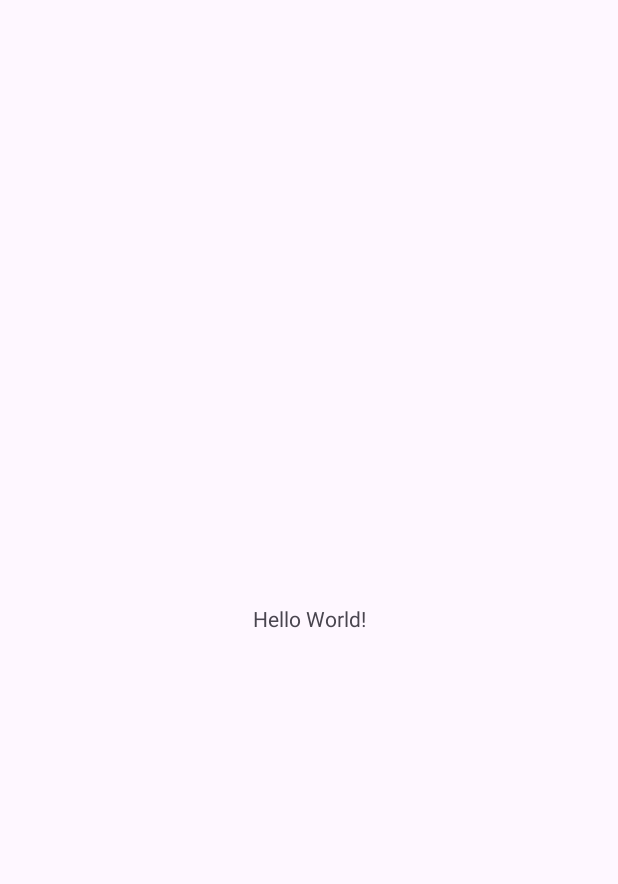
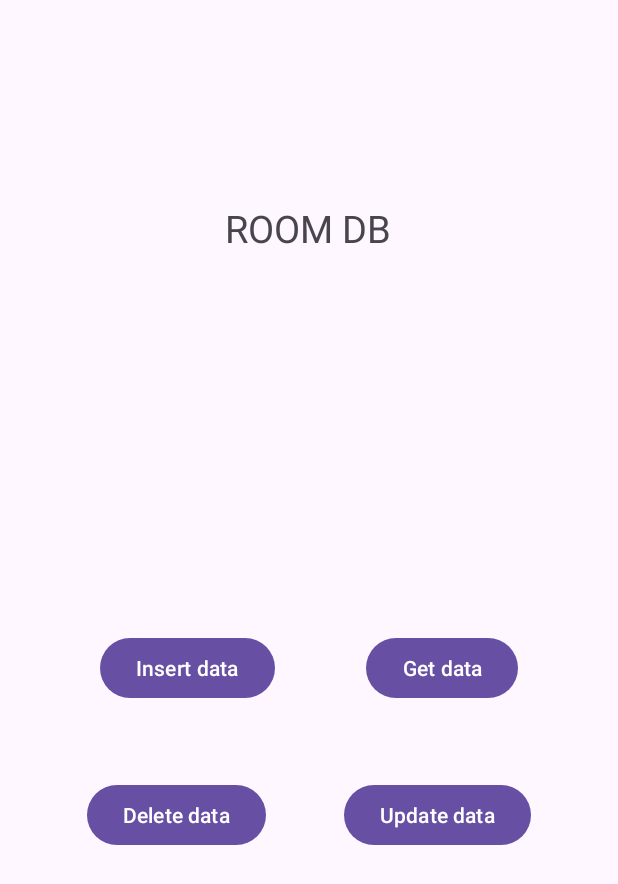
Before and after one commit to Dharmedra1606/roomDB2, an Android app: the screen it shows after launch (MainActivity), on a phone screen of 412 x 824 dp. Before the commit the part shown is almost empty. Shown: the top 884 px of the screen. Run offline under Robolectric (Android 15) with nearby library versions, the phone set to English and light mode, and no system bars.

Commit message:
crud operation , and recycler view of showing data items

```diff
--- a/app/build.gradle.kts
+++ b/app/build.gradle.kts
@@ -34,6 +34,9 @@ android {
     kotlinOptions {
         jvmTarget = "11"
     }
+    buildFeatures {
+        viewBinding = true
+    }
 }
 
 dependencies {
--- a/app/src/main/AndroidManifest.xml
+++ b/app/src/main/AndroidManifest.xml
@@ -12,8 +12,10 @@
         android:supportsRtl="true"
         android:theme="@style/Theme.RoomDB2"
         tools:targetApi="31">
+        <activity android:name=".view.user.UsersActivity"
+            android:exported="false"/>
         <activity
-            android:name=".MainActivity"
+            android:name=".view.mainactivity.MainActivity"
             android:exported="true">
             <intent-filter>
                 <action android:name="android.intent.action.MAIN" />
--- a/app/src/main/java/com/example/roomdb2/MainActivity.kt
+++ /dev/null
@@ -1,50 +0,0 @@
-package com.example.roomdb2
-
-import android.os.Bundle
-import android.util.Log
-import androidx.activity.enableEdgeToEdge
-import androidx.activity.viewModels
-import androidx.appcompat.app.AppCompatActivity
-import androidx.core.view.ViewCompat
-import androidx.core.view.WindowInsetsCompat
-import com.example.roomdb2.model.User
-import com.example.roomdb2.repository.UserDao
-import com.example.roomdb2.view.RoomDBViewModel
-import kotlinx.coroutines.Dispatchers
-import kotlinx.coroutines.GlobalScope
-import kotlinx.coroutines.launch
-
-class MainActivity : AppCompatActivity() {
-    lateinit var db: UserDao
-//    private val roomDBViewModel: RoomDBViewModel by viewModels()
-    private val roomDBViewModel: RoomDBViewModel by lazy {
-        RoomDBViewModel()
-}
-    override fun onCreate(savedInstanceState: Bundle?) {
-        super.onCreate(savedInstanceState)
-        enableEdgeToEdge()
-        setContentView(R.layout.activity_main)
-        ViewCompat.setOnApplyWindowInsetsListener(findViewById(R.id.main)) { v, insets ->
-            val systemBars = insets.getInsets(WindowInsetsCompat.Type.systemBars())
-            v.setPadding(systemBars.left, systemBars.top, systemBars.right, systemBars.bottom)
-            insets
-        }
-
-//        db= UserDatabase.getInstance(this@MainActivity).getDB()
-//
-//        GlobalScope.launch(Dispatchers.IO) {
-//            db.insertUser(User(0, "Dharmendra", 20))
-//        }
-//        GlobalScope.launch(Dispatchers.Main) {
-//            val users = db.getAllUsers()
-//            users.forEach {
-//                Log.d("TAG", it.name)
-//            }
-//        }
-
-        roomDBViewModel.insertUser(this@MainActivity, User(0, "Dharmendra", 20))
-        roomDBViewModel.getAllUsers(this@MainActivity)
-
-
-    }
-}
--- a/app/src/main/java/com/example/roomdb2/UserDatabase.kt
+++ b/app/src/main/java/com/example/roomdb2/UserDatabase.kt
@@ -19,7 +19,7 @@ abstract class UserDatabase: RoomDatabase(){
                     INSTANCE = androidx.room.Room.databaseBuilder(
                         context.applicationContext,
                         UserDatabase::class.java,
-                        "user").build()
+                        "user_table").build()
                     return INSTANCE as UserDatabase
                 }
         }
--- a/app/src/main/java/com/example/roomdb2/model/User.kt
+++ b/app/src/main/java/com/example/roomdb2/model/User.kt
@@ -2,12 +2,12 @@ package com.example.roomdb2.model
 
 import androidx.room.Entity
 import androidx.room.PrimaryKey
+import java.io.Serializable
 
 @Entity(tableName = "user")
 data class User(
     @PrimaryKey(autoGenerate = true)
-    val id: Int = 0,
+    val id: Int,
     val name:String,
     val age:Int
-
-)
+): Serializable
--- a/app/src/main/java/com/example/roomdb2/repository/UserDao.kt
+++ b/app/src/main/java/com/example/roomdb2/repository/UserDao.kt
@@ -2,15 +2,26 @@ package com.example.roomdb2.repository
 
 import androidx.room.Dao
 import androidx.room.Insert
+import androidx.room.OnConflictStrategy
 import androidx.room.Query
 import com.example.roomdb2.model.User
+import java.util.ArrayList
 
 @Dao
 interface UserDao {
 
-    @Insert
+    @Insert(onConflict = OnConflictStrategy.REPLACE)
     suspend fun insertUser(user: User)
 
     @Query("SELECT * FROM user")
     suspend fun getAllUsers(): List<User>
+
+    @Query("DELETE FROM user where age=:age")
+    suspend fun deleteUser(age:Int)
+
+
+    @Query("UPDATE user set name=:name where age=:age")
+    suspend fun updateUser(age:Int,name:String)
+
+
 }
--- a/app/src/main/java/com/example/roomdb2/view/RoomDBViewModel.kt
+++ /dev/null
@@ -1,33 +0,0 @@
-package com.example.roomdb2.view
-
-import android.content.Context
-import android.util.Log
-import androidx.lifecycle.LiveData
-import androidx.lifecycle.MutableLiveData
-import androidx.lifecycle.ViewModel
-import androidx.lifecycle.viewModelScope
-import com.example.roomdb2.UserDatabase
-import com.example.roomdb2.model.User
-import kotlinx.coroutines.launch
-
-class RoomDBViewModel():ViewModel() {
-    val data = MutableLiveData<List<User>>()
-    fun insertUser(context: Context,user: User){
-
-        val db = UserDatabase.getInstance(context).getDB()
-        viewModelScope.launch {
-            db.insertUser(user)
-
-        }
-    }
-
-    fun getAllUsers(context: Context){
-        val db = UserDatabase.getInstance(context).getDB()
-        viewModelScope.launch {
-            data.value = db.getAllUsers()
-            Log.d("TAG", data.value.toString())
-
-        }
-
-    }
-}
--- a/app/src/main/res/layout/activity_main.xml
+++ b/app/src/main/res/layout/activity_main.xml
@@ -5,15 +5,86 @@
     android:id="@+id/main"
     android:layout_width="match_parent"
     android:layout_height="match_parent"
-    tools:context=".MainActivity">
+    tools:context=".view.mainactivity.MainActivity">
 
-    <TextView
-        android:layout_width="wrap_content"
-        android:layout_height="wrap_content"
-        android:text="Hello World!"
+    <androidx.constraintlayout.widget.ConstraintLayout
+        android:layout_width="match_parent"
+        android:layout_height="match_parent"
+        android:padding="5dp"
         app:layout_constraintBottom_toBottomOf="parent"
-        app:layout_constraintEnd_toEndOf="parent"
-        app:layout_constraintStart_toStartOf="parent"
-        app:layout_constraintTop_toTopOf="parent" />
+        app:layout_constraintHorizontal_bias="0.0"
+        app:layout_constraintLeft_toLeftOf="parent"
+        app:layout_constraintRight_toRightOf="parent"
+        app:layout_constraintTop_toTopOf="parent"
+        app:layout_constraintVertical_bias="1.0">
 
+        <TextView
+            android:id="@+id/textView2"
+            android:layout_width="wrap_content"
+            android:layout_height="wrap_content"
+            android:text="ROOM DB"
+            android:textSize="25sp"
+            app:layout_constraintBottom_toBottomOf="parent"
+            app:layout_constraintEnd_toEndOf="parent"
+            app:layout_constraintHorizontal_bias="0.498"
+            app:layout_constraintStart_toStartOf="parent"
+            app:layout_constraintTop_toTopOf="parent"
+            app:layout_constraintVertical_bias="0.166" />
+
+        <androidx.constraintlayout.widget.ConstraintLayout
+            android:layout_width="match_parent"
+            android:layout_height="0dp"
+            app:layout_constraintBottom_toBottomOf="parent"
+            app:layout_constraintEnd_toEndOf="parent"
+            app:layout_constraintStart_toStartOf="parent"
+            app:layout_constraintTop_toBottomOf="@+id/textView2">
+
+            <Button
+                android:id="@+id/btnInsertData"
+                android:layout_width="wrap_content"
+                android:layout_height="wrap_content"
+                android:layout_marginBottom="50dp"
+                android:text="Insert data"
+                app:layout_constraintBottom_toTopOf="@id/btnDeleteData"
+                app:layout_constraintEnd_toStartOf="@id/btnShowData"
+                app:layout_constraintStart_toStartOf="parent"
+                app:layout_constraintTop_toTopOf="parent"
+                app:layout_constraintVertical_chainStyle="packed" />
+
+            <Button
+                android:id="@+id/btnShowData"
+                android:layout_width="wrap_content"
+                android:layout_height="wrap_content"
+                android:layout_marginBottom="50dp"
+                android:text="Get data"
+                app:layout_constraintBottom_toTopOf="@id/btnUpdateData"
+                app:layout_constraintEnd_toEndOf="parent"
+                app:layout_constraintStart_toEndOf="@id/btnInsertData"
+                app:layout_constraintTop_toTopOf="parent"
+                app:layout_constraintVertical_chainStyle="packed" />
+
+            <Button
+                android:id="@+id/btnDeleteData"
+                android:layout_width="wrap_content"
+                android:layout_height="wrap_content"
+                android:text="Delete data"
+                app:layout_constraintBottom_toBottomOf="parent"
+                app:layout_constraintEnd_toStartOf="@id/btnUpdateData"
+                app:layout_constraintStart_toStartOf="parent"
+                app:layout_constraintTop_toBottomOf="@id/btnInsertData" />
+
+            <Button
+                android:id="@+id/btnUpdateData"
+                android:layout_width="wrap_content"
+                android:layout_height="wrap_content"
+                android:text="Update data"
+                app:layout_constraintBottom_toBottomOf="parent"
+                app:layout_constraintEnd_toEndOf="parent"
+                app:layout_constraintStart_toEndOf="@id/btnDeleteData"
+                app:layout_constraintTop_toBottomOf="@id/btnShowData" />
+
+
+        </androidx.constraintlayout.widget.ConstraintLayout>
+
+    </androidx.constraintlayout.widget.ConstraintLayout>
 </androidx.constraintlayout.widget.ConstraintLayout>
```
Also changed, not shown: app/src/main/java/com/example/roomdb2/repository/UserAdapter.kt (added, +29 -0 lines), app/src/main/java/com/example/roomdb2/view/mainactivity/MainActivity.kt (added, +116 -0 lines), app/src/main/java/com/example/roomdb2/view/mainactivity/RoomDBViewModel.kt (added, +48 -0 lines), app/src/main/java/com/example/roomdb2/view/user/UsersActivity.kt (added, +45 -0 lines), app/src/main/res/layout/activity_users.xml (added, +19 -0 lines), app/src/main/res/layout/custom_dialog.xml (added, +65 -0 lines), app/src/main/res/layout/user_item.xml (added, +42 -0 lines).
